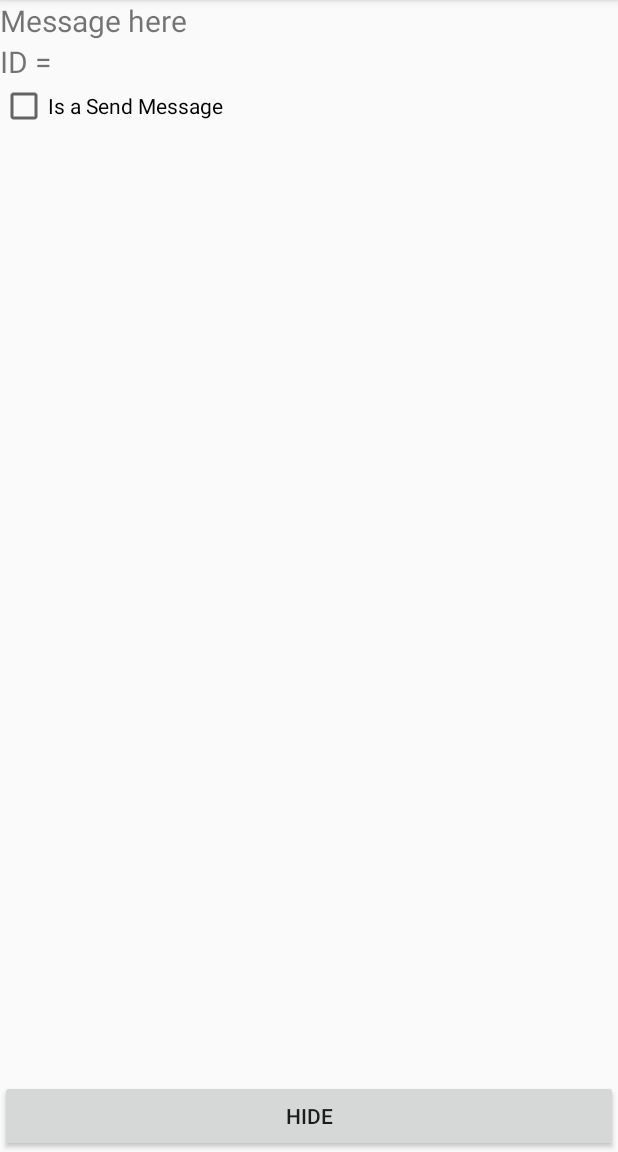
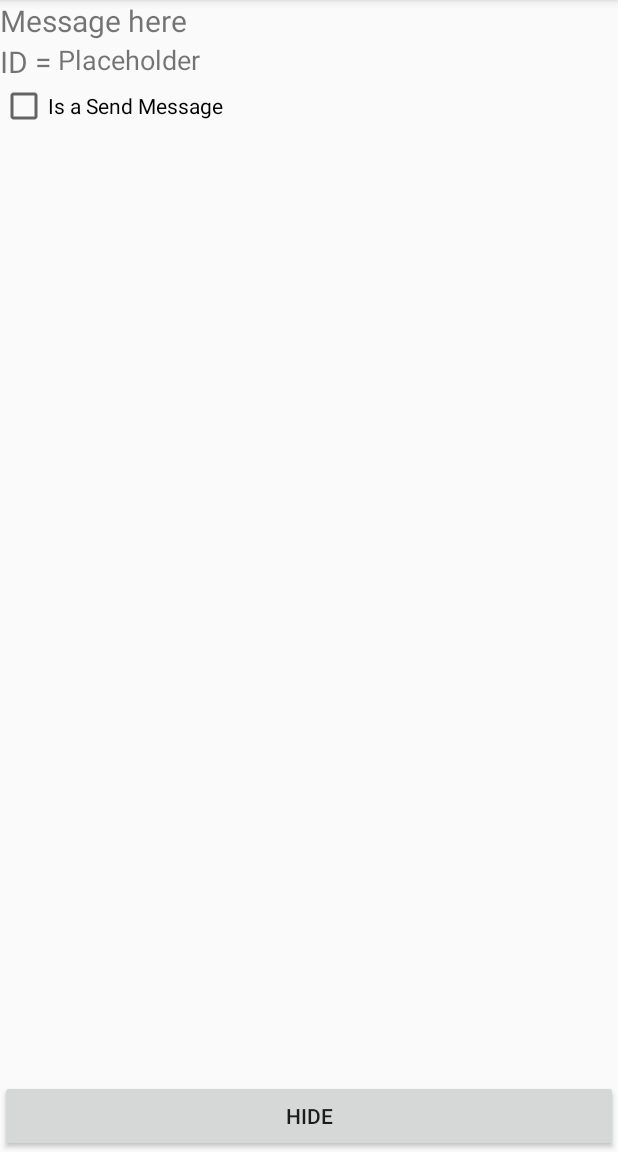
Before and after one commit to gupt0070/Android_Lab06, an Android app: the DetailsFragment screen opened directly, with no data from a screen before it, on a phone screen of 412 x 824 dp, the part 84-1236 px from its top. Run offline under Robolectric (Android 15) with nearby library versions, the phone set to English and light mode, and no system bars; 3 statements that could not run were skipped.

Commit message:
Finished Lab7

```diff
--- a/app/src/main/res/layout/fragment_details.xml
+++ b/app/src/main/res/layout/fragment_details.xml
@@ -31,6 +31,8 @@
         android:id="@+id/idGoesHere"
         android:layout_height="wrap_content"
         android:layout_width="wrap_content"
+        android:textSize="18dp"
+        android:text="Placeholder"
         android:layout_below="@+id/editTextfrag"
         android:layout_toRightOf="@id/textViewfrag">
     </TextView>
```
